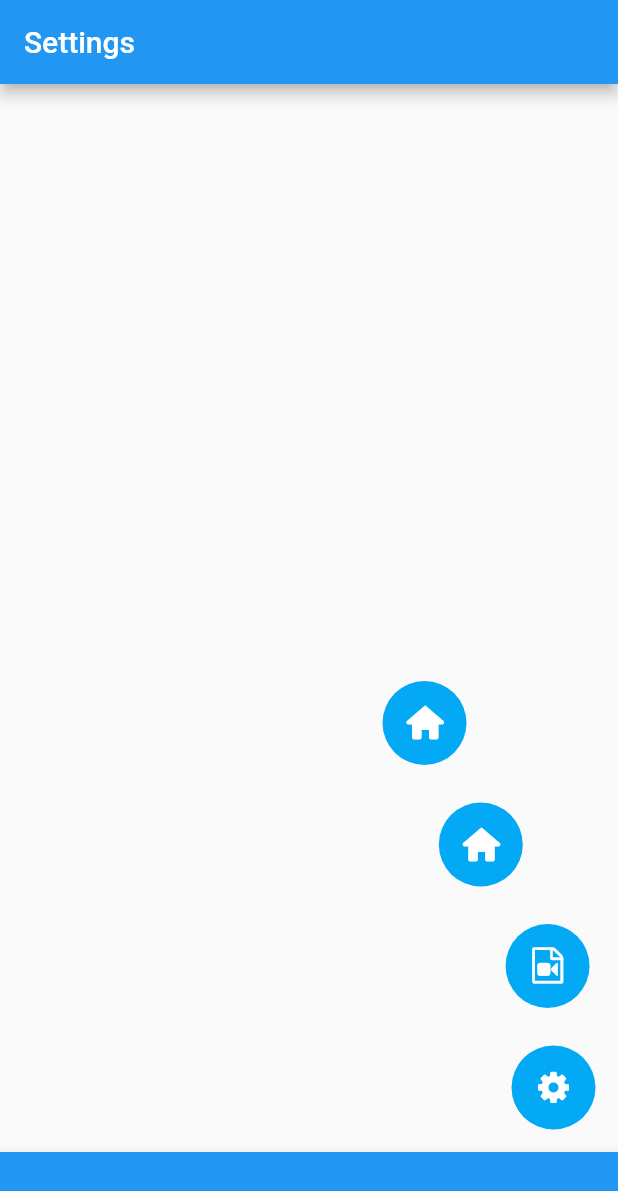
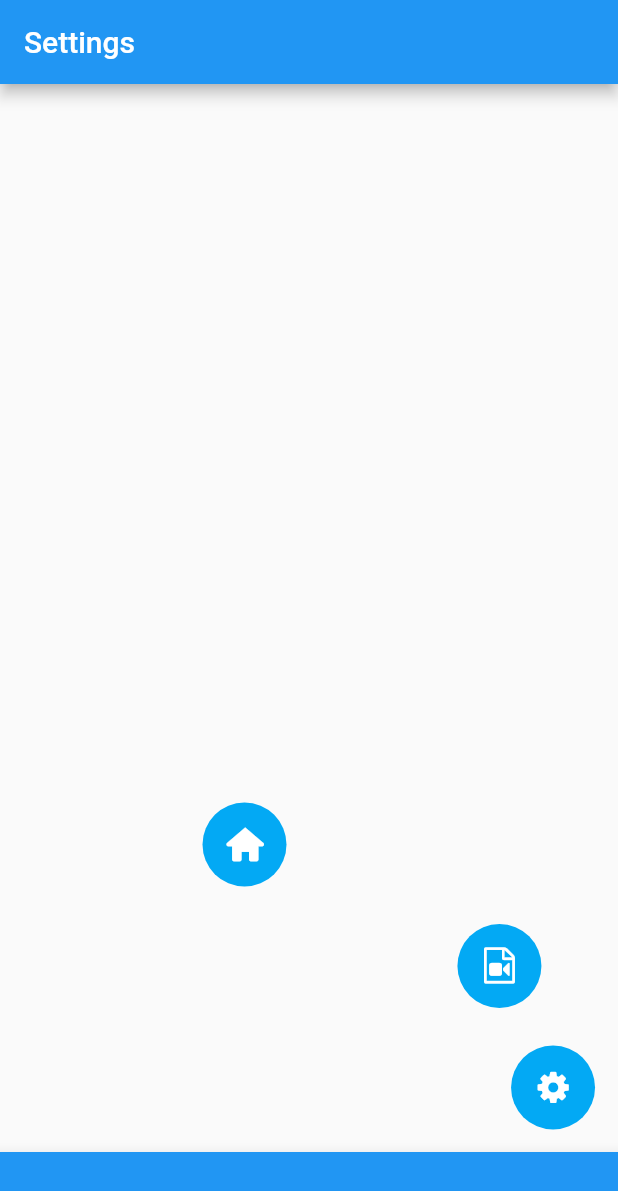
Before and after one commit to BigDeeEss/dash_cam_app, a Flutter app: the screen it shows after launch, after a tap on an icon or button, on a phone screen of 412 x 824 dp. Shown: the top 1191 px of the screen. Run offline on Flutter 3.47's test engine with Material 2 defaults, Android fonts, the light colour scheme and no system bars.

Commit message:
Move button start point off screen in the horizontal direction.
First draft of button animatin complete. Need to generalise animation start point so that different button alignments are accounted for.

```diff
--- a/lib/app_settings.dart
+++ b/lib/app_settings.dart
@@ -41,5 +41,7 @@ class AppSettings {
   /// [buttonSize] defines the button size in Button class..
   static double buttonSize = 56.0;
 
+  /// [pageTransitionTime] defines the page transition time including
+  /// button animation.
   static int pageTransitionTime = 1500;
 }
--- a/lib/button_array.dart
+++ b/lib/button_array.dart
@@ -5,6 +5,7 @@ import 'package:flutter/material.dart';
 import 'package:dash_cam_app/app_settings.dart';
 import 'package:dash_cam_app/button.dart';
 import 'package:dash_cam_app/button_specs.dart';
+import 'package:dash_cam_app/utils.dart';
 
 class ButtonArray extends StatefulWidget {
   ButtonArray({
@@ -30,16 +31,25 @@ class _ButtonArrayState extends State<ButtonArray> {
     settings,
     files,
     home,
-    home,
   ];
 
   //  TODO: move the following to app_settings.dart.
-  static const double initialOffsetX = -1;
+  static const double initialOffsetX = -(1);
+
+  Offset getOffset(BuildContext context) {
+    final Size size = MediaQuery.of(context).size;
+
+    double buttonSizeInPixels = AppSettings.buttonSize
+        + 2.0 * AppSettings.buttonPaddingCrossAxis;
+    return Offset(-size.width / buttonSizeInPixels /2, 0);
+  }
 
   //  [slidingButtonList] is a class method which outputs a list of
   //  widgets. The list contains either a static or sliding button.
   List<Widget> slidingButtonList(
-      Animation<double>? animation, List<ButtonSpec> buttonSpecList) {
+      BuildContext context,
+      Animation<double>? animation,
+      List<ButtonSpec> buttonSpecList,) {
     //  Initialise [widgetList] ready for population.
     List<Widget> widgetList = [];
 
@@ -55,15 +65,14 @@ class _ButtonArrayState extends State<ButtonArray> {
         widgetList.add(
           SlideTransition(
             position: Tween<Offset>(
-              begin: Offset(initialOffsetX, 0),
-              end: Offset(0, 0),
+              begin: getOffset(context),
+              end: Offset.zero,
             ).animate(
               CurvedAnimation(
+                //  Staggered button movement.
                 curve: Interval(
                   0.5 + (i / (buttonSpecList.length + 1)) * 0.5,
                   0.5 + ((i + 2) / (buttonSpecList.length + 1)) * 0.5,
-                  // buttonSpec.start,
-                  // buttonSpec.stop,
                   curve: Curves.easeOutCubic,
                 ),
                 parent: animation,
@@ -98,6 +107,7 @@ class _ButtonArrayState extends State<ButtonArray> {
               ? VerticalDirection.down
               : VerticalDirection.up,
           children: slidingButtonList(
+            context,
             widget.animation,
             buttonSpecList,
           ),
--- /dev/null
+++ b/lib/utils.dart
@@ -0,0 +1,12 @@
+//  Import flutter packages.
+import 'package:flutter/material.dart';
+
+//  Get screen height.
+double getScreenHeight(BuildContext context) {
+  return MediaQuery.of(context).size.height;
+}
+
+//  Get screen widgth.
+double getScreenWidth(BuildContext context) {
+  return MediaQuery.of(context).size.width;
+}
```
Also changed, not shown: lib/button.dart (indentation only).
